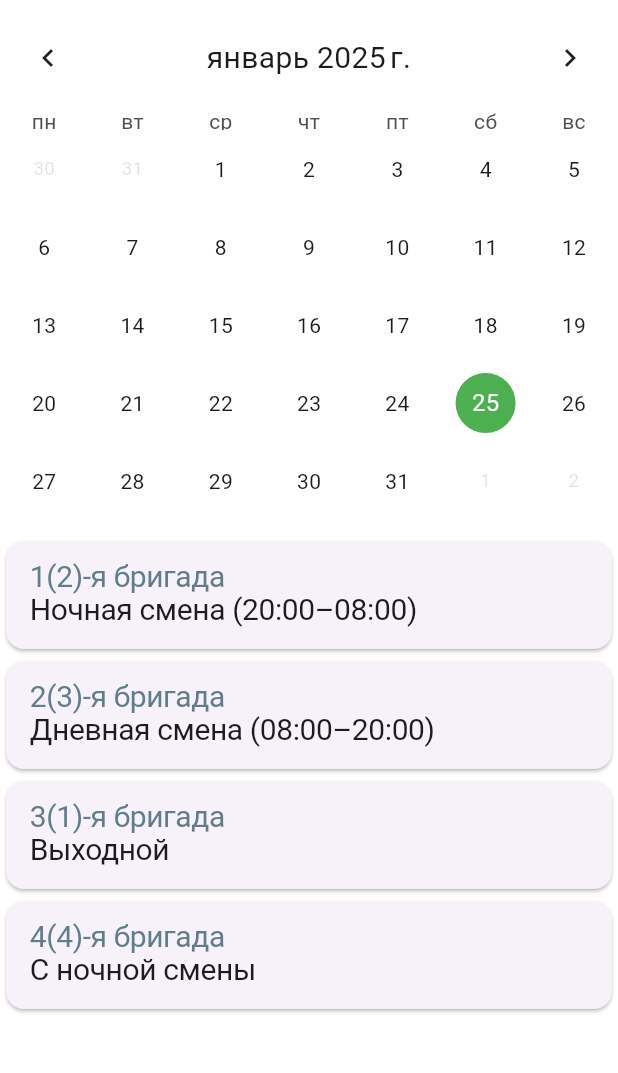
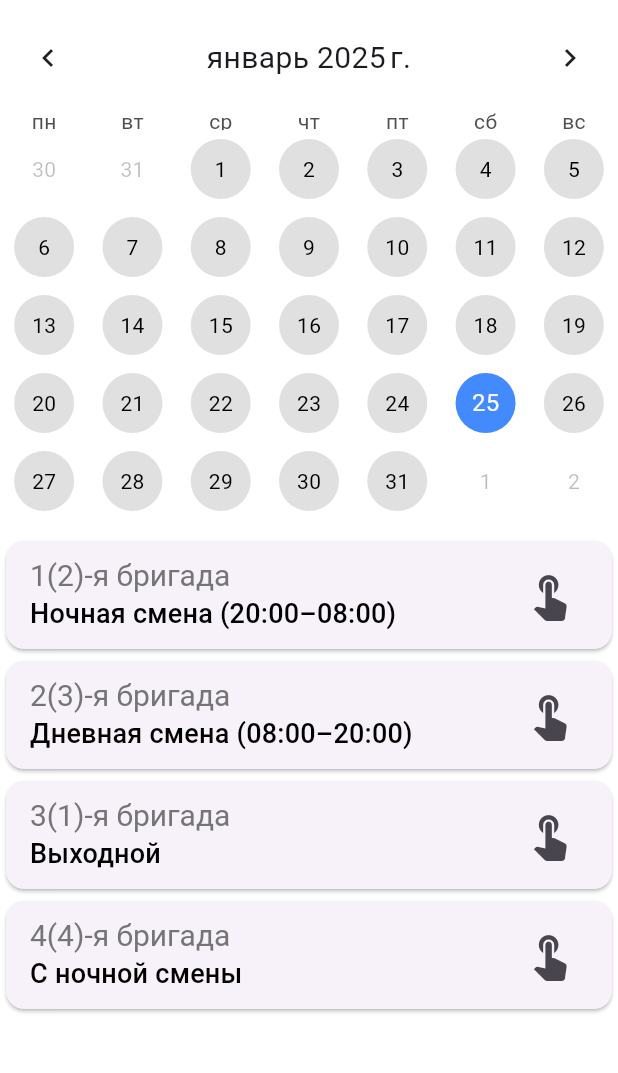
Before and after one commit to Alexander-nt/grafic, a Flutter app: the screen it shows after launch, on a phone screen of 412 x 824 dp, the part 95-1168 px from its top. Run offline on Flutter 3.47's test engine with Material 3 defaults, Android fonts, the light colour scheme and no system bars; drawn by our look-alikes of table_calendar; our stand-ins replace google_fonts.

Commit message:
доработка интерфейса

```diff
--- a/lib/main.dart
+++ b/lib/main.dart
@@ -3,7 +3,6 @@ import 'package:grafic/theme.dart';
 import 'package:table_calendar/table_calendar.dart';
 import 'package:intl/date_symbol_data_local.dart';
 import 'package:intl/intl.dart';
-import 'package:google_fonts/google_fonts.dart';
 
 void main() async {
   WidgetsFlutterBinding.ensureInitialized();
@@ -19,8 +18,9 @@ class ShiftSchedulerApp extends StatelessWidget {
   Widget build(BuildContext context) {
     return MaterialApp(
       title: 'График смен',
-      theme: lightTheme, // Подключение светлой темы
-      darkTheme: darkTheme, // Подключение темной темы
+      theme: customTheme(Brightness.light), // Подключение светлой темы
+      darkTheme: customTheme(Brightness.dark), // Темная тема
+      // darkTheme: darkTheme, // Подключение темной темы
       themeMode: ThemeMode.system, // Выбор темы в зависимости от настроек системы
       home: const ShiftScheduleScreen(title: 'График смен'),
     );
@@ -106,19 +106,23 @@ class _ShiftScheduleScreenState extends State<ShiftScheduleScreen> {
       builder: (context) {
         String monthName = DateFormat.MMMM('ru_RU').format(selectedDate);
         return AlertDialog(
-          title: Text('За $monthName месяц:''\n''$brigade' ),
+          title: Text(
+            'За $monthName месяц:''\n''$brigade',
+            style: Theme.of(context).textTheme.displayLarge,
+            ),
           content: Text(
-            'Дневные смены: ${stats['dayShifts']}\n'
-            'Ночные смены: ${stats['nightShifts']}\n'
+            'Дневные смены: ${stats['dayShifts']}\n\n'
+            'Ночные смены: ${stats['nightShifts']}\n\n'
             // 'С ночной смены: ${stats['fromNightShifts']}\n'
             'Рабочие часы за месяц: ${stats['hours']} ч',
+            style: Theme.of(context).textTheme.displaySmall,
           ),
-          actions: [
-            TextButton(
-              onPressed: () => Navigator.of(context).pop(),
-              child: const Text('Закрыть'),
-            ),
-          ],
+          // actions: [
+            // TextButton(
+            //   onPressed: () => Navigator.of(context).pop(),
+            //   child: const Text('Закрыть'),
+            // ),
+          // ],
         );
       },
     );
@@ -164,19 +168,15 @@ class _ShiftScheduleScreenState extends State<ShiftScheduleScreen> {
                   child: ListTile(
                     title: Text(
                       brigade,
-                      style: GoogleFonts.roboto(
-                        textStyle: Theme.of(context).textTheme.displayLarge,
-                        fontSize: 20,
-                        color: Colors.blueGrey,
-                      ),
+                        style: Theme.of(context).textTheme.titleLarge,
                     ),
                     subtitle: Text(
                       todayShifts[index],
-                      style: GoogleFonts.roboto(
-                        textStyle: Theme.of(context).textTheme.displayLarge,
-                        fontSize: 20,
-                      ),
+                        style: Theme.of(context).textTheme.titleMedium,
                     ),
+                    splashColor:Colors.blueAccent,
+                    trailing: const Icon(Icons.touch_app, size: 35,),
+                    // leading: const Icon(Icons.radio_button_checked, color: Colors.red),
                     onLongPress: () {
                       showShiftDetails(context, brigade, stats);
                     },
--- a/lib/theme.dart
+++ b/lib/theme.dart
@@ -2,86 +2,110 @@ import 'package:flutter/material.dart';
 import 'package:google_fonts/google_fonts.dart';
 import 'package:table_calendar/table_calendar.dart';
 
-// Светлая тема
-ThemeData lightTheme = ThemeData(
-  brightness: Brightness.light,
-  primaryColor: Colors.white,
-  scaffoldBackgroundColor: Colors.white, // Фон для светлой темы
+ThemeData customTheme(Brightness brightness) {
+  return ThemeData(
+    brightness: brightness,
+    primaryColor: brightness == Brightness.light
+        ? Colors.red // Для светлой темы
+        : Colors.lightBlue, // Для темной темы
 
-  appBarTheme: AppBarTheme(
-    toolbarHeight: 70.0, // Высота AppBar
-    backgroundColor: Colors.white, // Фон AppBar
-    foregroundColor: Colors.black, // Цвет текста и иконок
-    centerTitle: true, // Центрирование текста
-    titleTextStyle: GoogleFonts.notoSerif(
-      fontSize: 48,
-      color: Colors.black,
+    scaffoldBackgroundColor: brightness == Brightness.light
+        ? Colors.white // Фон для светлой темы
+        : Colors.black, // Фон для темной темы
+
+    appBarTheme: AppBarTheme(
+      toolbarHeight: 70.0, // Высота AppBar
+      backgroundColor: brightness == Brightness.light
+          ? Colors.white // Фон AppBar для светлой темы
+          : Colors.black, // Фон AppBar для темной темы
+      foregroundColor: brightness == Brightness.light
+          ? Colors.black // Текст и иконки для светлой темы
+          : Colors.white, // Текст и иконки для темной темы
+      centerTitle: true, // Центрирование текста
+      titleTextStyle: GoogleFonts.notoSerif(// Шрифт текста AppBar
+        fontSize: 48,
+        color: brightness == Brightness.light
+            ? Colors.black // Текст AppBar для светлой темы
+            : Colors.white, // Текст AppBar для темной темы
+      ),
     ),
-  ),
 
-  textTheme: const TextTheme(
-    // bodyLarge: TextStyle(color: Colors.blue), // Цвет основного текста
-    bodySmall: TextStyle(color: Colors.black12), // Цвет вторичного текста
-    // bodyMedium: TextStyle(color: Colors.black),
-  ),
-);
-
-// Темная тема
-ThemeData darkTheme = ThemeData(
-  brightness: Brightness.dark,
-  primaryColor: Colors.black,
-  scaffoldBackgroundColor: Colors.black, // Фон для темной темы
-
-  appBarTheme: AppBarTheme(
-    toolbarHeight: 70.0, // Высота AppBar
-    backgroundColor: Colors.black, // Фон AppBar
-    foregroundColor: Colors.white, // Цвет текста и иконок
-    centerTitle: true, // Центрирование текста
-    titleTextStyle: GoogleFonts.notoSerif(
-      fontSize: 48,
-      color: Colors.white,
+    textTheme: TextTheme(
+      displayLarge: TextStyle(
+        color: brightness == Brightness.light
+            ? Colors.black // Цвет текста для светлой темы
+            : Colors.white, // Цвет текста для темной темы
+            fontSize: 25,
+      ),
+      displaySmall: TextStyle(
+        color: brightness == Brightness.light
+            ? Colors.black // Цвет текста для светлой темы
+            : Colors.white, // Цвет текста для темной темы
+            fontSize: 15,
+      ),
+      titleLarge: TextStyle(// Текст бригады
+        fontSize: 20,
+        color: brightness == Brightness.light
+            ? Colors.grey[600] // Текст бригады (светлая тема)
+            : Colors.grey[400], // Текст бригады (темная тема)
+      ),
+      titleMedium: TextStyle(// Текст смены
+        fontSize: 18,
+        color: brightness == Brightness.light
+            ? Colors.black // Текст смены (светлая тема)
+            : Colors.white, // Текст смены (темная тема)
+      ),
     ),
-  ),
-
-  textTheme: const TextTheme(
-    // bodyLarge: TextStyle(color: Colors.blue), // Цвет основного текста
-    bodySmall: TextStyle(color: Colors.white12), // Цвет вторичного текста
-    // bodyMedium: TextStyle(color: Colors.red),
-  ),
-);
+  );
+}
 
 extension CalendarTheme on ThemeData {
   CalendarStyle get calendarStyle => CalendarStyle(
-        todayDecoration: const BoxDecoration(
-          color: Colors.blueAccent,
+        todayDecoration: BoxDecoration(// Цвет выделения текущего дня
+          color: brightness == Brightness.light
+              ? Colors.green // Для светлой темы
+              : Colors.green, // Для темной темы
+          shape: BoxShape.circle,// Круглая форма для дня
+        ),
+        selectedDecoration: BoxDecoration(// Цвет выделения выбранного дня
+          color: brightness == Brightness.light
+              ? Colors.blueAccent // Светлая тема
+              : Colors.blueAccent, // Темная тема
           shape: BoxShape.circle,
         ),
-        selectedDecoration: const BoxDecoration(
-          color: Colors.green,
+        defaultDecoration: BoxDecoration(// Цвет для дней текущего месяца
+          color: brightness == Brightness.light
+              ? Colors.black12
+              : Colors.white12,
           shape: BoxShape.circle,
         ),
-        defaultDecoration: const BoxDecoration(
-          color: Colors.white10,
+        defaultTextStyle: TextStyle(// Цвет текста для обычных дней
+          color: brightness == Brightness.light
+              ? Colors.black // Текст для светлой темы
+              : Colors.white, // Текст для темной темы
+        ),
+        weekendDecoration: BoxDecoration(// Цвет для выходных дней
+          color: brightness == Brightness.light
+              ? Colors.white
+              : Colors.black12,
           shape: BoxShape.circle,
         ),
-        // defaultTextStyle: textTheme.bodyMedium!.copyWith(
-        //   color: Colors.black, // Цвет текста для обычных дней
-        // ),
-        weekendDecoration: const BoxDecoration(
-          color: Colors.white10,
-          shape: BoxShape.circle,
+        weekendTextStyle: TextStyle(// Цвет текста выходных дней
+          color: brightness == Brightness.light
+              ? Colors.red // Выходные для светлой темы
+              : Colors.orange, // Выходные для темной темы
         ),
-        // weekendTextStyle: textTheme.bodyMedium!.copyWith(
-        //   color: Colors.red, // Цвет текста выходных дней
-        // ),
         // outsideDecoration: const BoxDecoration(
-        //   color: Colors.grey,
+        //   color: Colors.grey, // Цвет для дней вне текущего месяца
         //   shape: BoxShape.circle,
         // ),
-        outsideTextStyle: textTheme.bodySmall!.copyWith(//определяется темой bodySmall
-          // color: Colors.blueGrey, // Цвет текста для дней вне текущего месяца
+        outsideTextStyle: TextStyle(// Цвет текста для дней вне текущего месяца
+          color: brightness == Brightness.light
+              ? Colors.black26 // Дни вне месяца (светлая тема)
+              : Colors.white24, // Дни вне месяца (темная тема)
         ),
       );
+
 
   HeaderStyle get headerStyle => const HeaderStyle(
         formatButtonVisible: false,
```
